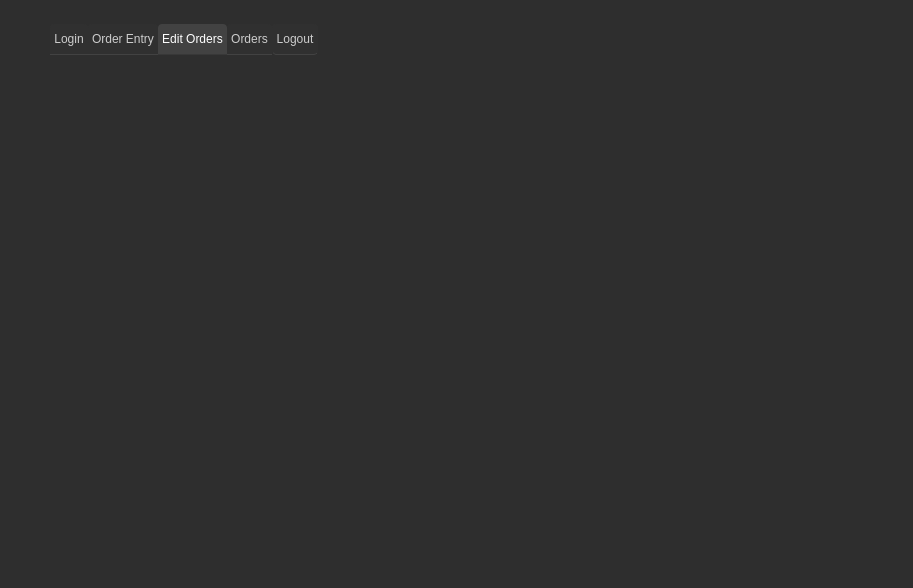
Above: assets/ui/booking.ui from JinxSeven/retail-manager-lite before the change. Below: the same form after it.
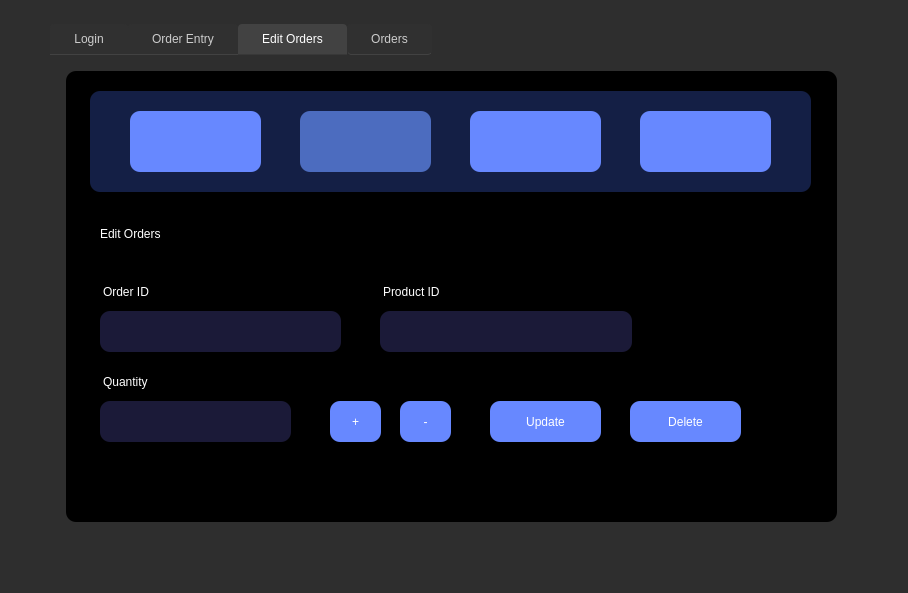
That is the form after the change. The open tabs and pages were chosen to show the change. Icons and pictures are not drawn.

```diff
--- a/assets/ui/booking.ui
+++ b/assets/ui/booking.ui
@@ -6,8 +6,8 @@
    <rect>
     <x>0</x>
     <y>0</y>
-    <width>913</width>
-    <height>588</height>
+    <width>908</width>
+    <height>593</height>
    </rect>
   </property>
   <property name="windowTitle">
@@ -59,7 +59,7 @@
   border-bottom: 1px solid #424242; /* Separator between tabs */
   background-color: #303030; /* Slightly lighter background for inactive tabs */
   color: #ccc; /* Lighter text color for inactive tabs */
-  padding: 8px 4px; /* Adjust padding for better spacing */
+  padding: 8px 24px; /* Adjust padding for better spacing */
   border-top-left-radius: 4px;
   border-top-right-radius: 4px;
   font: 8.5pt &quot;Poppins&quot;;
@@ -129,6 +129,9 @@
 }
 </string>
     </property>
+    <property name="tabShape">
+     <enum>QTabWidget::Rounded</enum>
+    </property>
     <property name="currentIndex">
      <number>1</number>
     </property>
@@ -699,16 +702,732 @@
      <attribute name="title">
       <string>Edit Orders</string>
      </attribute>
+     <widget class="QPushButton" name="logout_2">
+      <property name="geometry">
+       <rect>
+        <x>590</x>
+        <y>60</y>
+        <width>131</width>
+        <height>61</height>
+       </rect>
+      </property>
+      <property name="toolTip">
+       <string>Logout</string>
+      </property>
+      <property name="styleSheet">
+       <string notr="true">QPushButton#logout_2 {
+background-color: #6788FF; /* Background color */
+font: 63 11pt &quot;Poppins SemiBold&quot;;
+color: white; /* Text color */
+padding: 10px 20px; /* Padding for the button */
+border: none; /* Remove default button border */
+border-radius: 10px; /* Add some border-radius for a rounded appearance */
+}
+QPushButton#logout_2:hover {
+cursor: pointer; /* Change cursor to pointer on hover */
+background-color: #4c6cbf;
+}</string>
+      </property>
+      <property name="text">
+       <string/>
+      </property>
+      <property name="icon">
+       <iconset>
+        <normaloff>../icons/logout.png</normaloff>../icons/logout.png</iconset>
+      </property>
+      <property name="iconSize">
+       <size>
+        <width>75</width>
+        <height>75</height>
+       </size>
+      </property>
+     </widget>
+     <widget class="QPushButton" name="order_entry_2">
+      <property name="geometry">
+       <rect>
+        <x>80</x>
+        <y>60</y>
+        <width>131</width>
+        <height>61</height>
+       </rect>
+      </property>
+      <property name="toolTip">
+       <string>Order Entry</string>
+      </property>
+      <property name="styleSheet">
+       <string notr="true">QPushButton#order_entry_2 {
+background-color: #6788FF; /* Background color */
+font: 63 11pt &quot;Poppins SemiBold&quot;;
+color: white; /* Text color */
+padding: 10px 20px; /* Padding for the button */
+border: none; /* Remove default button border */
+border-radius: 10px; /* Add some border-radius for a rounded appearance */
+}
+QPushButton#order_entry_2:hover {
+cursor: pointer; /* Change cursor to pointer on hover */
+background-color: #4c6cbf;
+}</string>
+      </property>
+      <property name="text">
+       <string/>
+      </property>
+      <property name="icon">
+       <iconset>
+        <normaloff>../icons/order_entry.png</normaloff>../icons/order_entry.png</iconset>
+      </property>
+      <property name="iconSize">
+       <size>
+        <width>75</width>
+        <height>75</height>
+       </size>
+      </property>
+     </widget>
+     <widget class="QColumnView" name="columnView_5">
+      <property name="geometry">
+       <rect>
+        <x>16</x>
+        <y>20</y>
+        <width>771</width>
+        <height>451</height>
+       </rect>
+      </property>
+      <property name="styleSheet">
+       <string notr="true">background-color:rgb(0, 0, 0);
+border-radius: 10px;</string>
+      </property>
+     </widget>
+     <widget class="QColumnView" name="columnView_6">
+      <property name="geometry">
+       <rect>
+        <x>40</x>
+        <y>40</y>
+        <width>721</width>
+        <height>101</height>
+       </rect>
+      </property>
+      <property name="styleSheet">
+       <string notr="true">background-color:rgb(20, 31, 69);
+border-radius: 10px;</string>
+      </property>
+     </widget>
+     <widget class="QPushButton" name="orders_2">
+      <property name="geometry">
+       <rect>
+        <x>420</x>
+        <y>60</y>
+        <width>131</width>
+        <height>61</height>
+       </rect>
+      </property>
+      <property name="toolTip">
+       <string>Orders</string>
+      </property>
+      <property name="styleSheet">
+       <string notr="true">QPushButton#orders_2 {
+background-color: #6788FF; /* Background color */
+font: 63 11pt &quot;Poppins SemiBold&quot;;
+color: white; /* Text color */
+padding: 10px 20px; /* Padding for the button */
+border: none; /* Remove default button border */
+border-radius: 10px; /* Add some border-radius for a rounded appearance */
+}
+QPushButton#orders_2:hover {
+cursor: pointer; /* Change cursor to pointer on hover */
+background-color: #4c6cbf;
+}</string>
+      </property>
+      <property name="text">
+       <string/>
+      </property>
+      <property name="icon">
+       <iconset>
+        <normaloff>../icons/orders.png</normaloff>../icons/orders.png</iconset>
+      </property>
+      <property name="iconSize">
+       <size>
+        <width>75</width>
+        <height>75</height>
+       </size>
+      </property>
+     </widget>
+     <widget class="QPushButton" name="edit_orders_2">
+      <property name="geometry">
+       <rect>
+        <x>250</x>
+        <y>60</y>
+        <width>131</width>
+        <height>61</height>
+       </rect>
+      </property>
+      <property name="toolTip">
+       <string>Edit Orders</string>
+      </property>
+      <property name="styleSheet">
+       <string notr="true">QPushButton#edit_orders_2 {
+background-color: #4c6cbf; /* Background color */
+font: 63 11pt &quot;Poppins SemiBold&quot;;
+color: white; /* Text color */
+padding: 10px 20px; /* Padding for the button */
+border: none; /* Remove default button border */
+border-radius: 10px; /* Add some border-radius for a rounded appearance */
+}
+QPushButton#edit_orders_2:hover {
+cursor: pointer; /* Change cursor to pointer on hover */
+background-color: #4c6cbf;
+}</string>
+      </property>
+      <property name="text">
+       <string/>
+      </property>
+      <property name="icon">
+       <iconset>
+        <normaloff>../icons/edit_order.png</normaloff>../icons/edit_order.png</iconset>
+      </property>
+      <property name="iconSize">
+       <size>
+        <width>75</width>
+        <height>75</height>
+       </size>
+      </property>
+     </widget>
+     <widget class="QLabel" name="eo_instruction_2">
+      <property name="geometry">
+       <rect>
+        <x>53</x>
+        <y>310</y>
+        <width>191</width>
+        <height>41</height>
+       </rect>
+      </property>
+      <property name="styleSheet">
+       <string notr="true">background-color:rgba(255, 255, 255, 0);
+font: 63 11pt &quot;Poppins SemiBold&quot;;
+color: white</string>
+      </property>
+      <property name="text">
+       <string>Quantity</string>
+      </property>
+     </widget>
+     <widget class="QLabel" name="eo_instruction_3">
+      <property name="geometry">
+       <rect>
+        <x>333</x>
+        <y>220</y>
+        <width>101</width>
+        <height>41</height>
+       </rect>
+      </property>
+      <property name="styleSheet">
+       <string notr="true">background-color:rgba(255, 255, 255, 0);
+font: 63 11pt &quot;Poppins SemiBold&quot;;
+color: white</string>
+      </property>
+      <property name="text">
+       <string>Product ID</string>
+      </property>
+     </widget>
+     <widget class="QLineEdit" name="eo_input_3">
+      <property name="geometry">
+       <rect>
+        <x>330</x>
+        <y>260</y>
+        <width>252</width>
+        <height>41</height>
+       </rect>
+      </property>
+      <property name="styleSheet">
+       <string notr="true">color: white;
+font: 14pt &quot;Poppins&quot;;
+border-radius: 10px;
+background-color:rgb(27, 26, 56);
+padding:10px;</string>
+      </property>
+      <property name="text">
+       <string/>
+      </property>
+      <property name="echoMode">
+       <enum>QLineEdit::Normal</enum>
+      </property>
+     </widget>
+     <widget class="QLineEdit" name="eo_input_2">
+      <property name="geometry">
+       <rect>
+        <x>50</x>
+        <y>350</y>
+        <width>191</width>
+        <height>41</height>
+       </rect>
+      </property>
+      <property name="styleSheet">
+       <string notr="true">color: white;
+font: 14pt &quot;Poppins&quot;;
+border-radius: 10px;
+background-color:rgb(27, 26, 56);
+padding:10px;</string>
+      </property>
+      <property name="text">
+       <string/>
+      </property>
+      <property name="echoMode">
+       <enum>QLineEdit::Normal</enum>
+      </property>
+     </widget>
+     <widget class="QPushButton" name="eo_button">
+      <property name="geometry">
+       <rect>
+        <x>280</x>
+        <y>350</y>
+        <width>51</width>
+        <height>41</height>
+       </rect>
+      </property>
+      <property name="styleSheet">
+       <string notr="true">QPushButton#eo_button {
+background-color: #6788FF; /* Background color */
+font: 63 11pt &quot;Poppins SemiBold&quot;;
+color: white; /* Text color */
+padding: 10px 20px; /* Padding for the button */
+border: none; /* Remove default button border */
+border-radius: 10px; /* Add some border-radius for a rounded appearance */
+}
+QPushButton#eo_button:hover {
+cursor: pointer; /* Change cursor to pointer on hover */
+background-color: #4c6cbf;
+}</string>
+      </property>
+      <property name="text">
+       <string>+</string>
+      </property>
+     </widget>
+     <widget class="QLabel" name="eo_head">
+      <property name="geometry">
+       <rect>
+        <x>50</x>
+        <y>152</y>
+        <width>241</width>
+        <height>61</height>
+       </rect>
+      </property>
+      <property name="styleSheet">
+       <string notr="true">background-color:rgba(255, 255, 255, 0);
+font: 63 30pt &quot;Poppins SemiBold&quot;;
+color: white</string>
+      </property>
+      <property name="text">
+       <string>Edit Orders</string>
+      </property>
+     </widget>
+     <widget class="QLabel" name="eo_instruction_1">
+      <property name="geometry">
+       <rect>
+        <x>53</x>
+        <y>220</y>
+        <width>141</width>
+        <height>41</height>
+       </rect>
+      </property>
+      <property name="styleSheet">
+       <string notr="true">background-color:rgba(255, 255, 255, 0);
+font: 63 11pt &quot;Poppins SemiBold&quot;;
+color: white</string>
+      </property>
+      <property name="text">
+       <string>Order ID</string>
+      </property>
+     </widget>
+     <widget class="QPushButton" name="eo_button_2">
+      <property name="geometry">
+       <rect>
+        <x>350</x>
+        <y>350</y>
+        <width>51</width>
+        <height>41</height>
+       </rect>
+      </property>
+      <property name="styleSheet">
+       <string notr="true">QPushButton#eo_button_2 {
+background-color: #6788FF; /* Background color */
+font: 63 11pt &quot;Poppins SemiBold&quot;;
+color: white; /* Text color */
+padding: 10px 20px; /* Padding for the button */
+border: none; /* Remove default button border */
+border-radius: 10px; /* Add some border-radius for a rounded appearance */
+}
+QPushButton#eo_button_2:hover {
+cursor: pointer; /* Change cursor to pointer on hover */
+background-color: #4c6cbf;
+}</string>
+      </property>
+      <property name="text">
+       <string>-</string>
+      </property>
+     </widget>
+     <widget class="QPushButton" name="eo_button_3">
+      <property name="geometry">
+       <rect>
+        <x>440</x>
+        <y>350</y>
+        <width>111</width>
+        <height>41</height>
+       </rect>
+      </property>
+      <property name="styleSheet">
+       <string notr="true">QPushButton#eo_button_3 {
+background-color: #6788FF; /* Background color */
+font: 63 11pt &quot;Poppins SemiBold&quot;;
+color: white; /* Text color */
+padding: 10px 20px; /* Padding for the button */
+border: none; /* Remove default button border */
+border-radius: 10px; /* Add some border-radius for a rounded appearance */
+}
+QPushButton#eo_button_3:hover {
+cursor: pointer; /* Change cursor to pointer on hover */
+background-color: #4c6cbf;
+}</string>
+      </property>
+      <property name="text">
+       <string>Update</string>
+      </property>
+     </widget>
+     <widget class="QPushButton" name="eo_button_4">
+      <property name="geometry">
+       <rect>
+        <x>580</x>
+        <y>350</y>
+        <width>111</width>
+        <height>41</height>
+       </rect>
+      </property>
+      <property name="styleSheet">
+       <string notr="true">QPushButton#eo_button_4 {
+background-color: #6788FF; /* Background color */
+font: 63 11pt &quot;Poppins SemiBold&quot;;
+color: white; /* Text color */
+padding: 10px 20px; /* Padding for the button */
+border: none; /* Remove default button border */
+border-radius: 10px; /* Add some border-radius for a rounded appearance */
+}
+QPushButton#eo_button_4:hover {
+cursor: pointer; /* Change cursor to pointer on hover */
+background-color: #4c6cbf;
+}</string>
+      </property>
+      <property name="text">
+       <string>Delete</string>
+      </property>
+     </widget>
+     <widget class="QLineEdit" name="eo_input_4">
+      <property name="geometry">
+       <rect>
+        <x>50</x>
+        <y>260</y>
+        <width>241</width>
+        <height>41</height>
+       </rect>
+      </property>
+      <property name="styleSheet">
+       <string notr="true">color: white;
+font: 14pt &quot;Poppins&quot;;
+border-radius: 10px;
+background-color:rgb(27, 26, 56);
+padding:10px;</string>
+      </property>
+      <property name="text">
+       <string/>
+      </property>
+      <property name="echoMode">
+       <enum>QLineEdit::Normal</enum>
+      </property>
+     </widget>
+     <zorder>columnView_5</zorder>
+     <zorder>columnView_6</zorder>
+     <zorder>orders_2</zorder>
+     <zorder>edit_orders_2</zorder>
+     <zorder>order_entry_2</zorder>
+     <zorder>logout_2</zorder>
+     <zorder>eo_instruction_2</zorder>
+     <zorder>eo_instruction_3</zorder>
+     <zorder>eo_input_3</zorder>
+     <zorder>eo_input_2</zorder>
+     <zorder>eo_button</zorder>
+     <zorder>eo_head</zorder>
+     <zorder>eo_instruction_1</zorder>
+     <zorder>eo_button_2</zorder>
+     <zorder>eo_button_3</zorder>
+     <zorder>eo_button_4</zorder>
+     <zorder>eo_input_4</zorder>
     </widget>
     <widget class="QWidget" name="tab_4">
      <attribute name="title">
       <string>Orders</string>
      </attribute>
-    </widget>
-    <widget class="QWidget" name="tab_9">
-     <attribute name="title">
-      <string>Logout</string>
-     </attribute>
+     <widget class="QPushButton" name="logout_3">
+      <property name="geometry">
+       <rect>
+        <x>590</x>
+        <y>60</y>
+        <width>131</width>
+        <height>61</height>
+       </rect>
+      </property>
+      <property name="toolTip">
+       <string>Logout</string>
+      </property>
+      <property name="styleSheet">
+       <string notr="true">QPushButton#logout_3 {
+background-color: #6788FF; /* Background color */
+font: 63 11pt &quot;Poppins SemiBold&quot;;
+color: white; /* Text color */
+padding: 10px 20px; /* Padding for the button */
+border: none; /* Remove default button border */
+border-radius: 10px; /* Add some border-radius for a rounded appearance */
+}
+QPushButton#logout_3:hover {
+cursor: pointer; /* Change cursor to pointer on hover */
+background-color: #4c6cbf;
+}</string>
+      </property>
+      <property name="text">
+       <string/>
+      </property>
+      <property name="icon">
+       <iconset>
+        <normaloff>../icons/logout.png</normaloff>../icons/logout.png</iconset>
+      </property>
+      <property name="iconSize">
+       <size>
+        <width>75</width>
+        <height>75</height>
+       </size>
+      </property>
+     </widget>
+     <widget class="QPushButton" name="order_entry_3">
+      <property name="geometry">
+       <rect>
+        <x>80</x>
+        <y>60</y>
+        <width>131</width>
+        <height>61</height>
+       </rect>
+      </property>
+      <property name="toolTip">
+       <string>Order Entry</string>
+      </property>
+      <property name="toolTipDuration">
+       <number>-1</number>
+      </property>
+      <property name="styleSheet">
+       <string notr="true">QPushButton#order_entry_3 {
+background-color: #6788FF; /* Background color */
+font: 63 11pt &quot;Poppins SemiBold&quot;;
+color: white; /* Text color */
+padding: 10px 20px; /* Padding for the button */
+border: none; /* Remove default button border */
+border-radius: 10px; /* Add some border-radius for a rounded appearance */
+}
+QPushButton#order_entry_3:hover {
+cursor: pointer; /* Change cursor to pointer on hover */
+background-color: #4c6cbf;
+}</string>
+      </property>
+      <property name="text">
+       <string/>
+      </property>
+      <property name="icon">
+       <iconset>
+        <normaloff>../icons/order_entry.png</normaloff>../icons/order_entry.png</iconset>
+      </property>
+      <property name="iconSize">
+       <size>
+        <width>75</width>
+        <height>75</height>
+       </size>
+      </property>
+     </widget>
+     <widget class="QColumnView" name="columnView_7">
+      <property name="geometry">
+       <rect>
+        <x>16</x>
+        <y>20</y>
+        <width>771</width>
+        <height>451</height>
+       </rect>
+      </property>
+      <property name="styleSheet">
+       <string notr="true">background-color:rgb(0, 0, 0);
+border-radius: 10px;</string>
+      </property>
+     </widget>
+     <widget class="QColumnView" name="columnView_8">
+      <property name="geometry">
+       <rect>
+        <x>40</x>
+        <y>40</y>
+        <width>721</width>
+        <height>101</height>
+       </rect>
+      </property>
+      <property name="styleSheet">
+       <string notr="true">background-color:rgb(20, 31, 69);
+border-radius: 10px;</string>
+      </property>
+     </widget>
+     <widget class="QPushButton" name="orders_3">
+      <property name="geometry">
+       <rect>
+        <x>420</x>
+        <y>60</y>
+        <width>131</width>
+        <height>61</height>
+       </rect>
+      </property>
+      <property name="toolTip">
+       <string>Orders</string>
+      </property>
+      <property name="toolTipDuration">
+       <number>-1</number>
+      </property>
+      <property name="styleSheet">
+       <string notr="true">QPushButton#orders_3 {
+background-color: #4c6cbf; /* Background color */
+font: 63 11pt &quot;Poppins SemiBold&quot;;
+color: white; /* Text color */
+padding: 10px 20px; /* Padding for the button */
+border: none; /* Remove default button border */
+border-radius: 10px; /* Add some border-radius for a rounded appearance */
+}
+QPushButton#orders_3:hover {
+cursor: pointer; /* Change cursor to pointer on hover */
+background-color: #4c6cbf;
+}</string>
+      </property>
+      <property name="text">
+       <string/>
+      </property>
+      <property name="icon">
+       <iconset>
+        <normaloff>../icons/orders.png</normaloff>../icons/orders.png</iconset>
+      </property>
+      <property name="iconSize">
+       <size>
+        <width>75</width>
+        <height>75</height>
+       </size>
+      </property>
+     </widget>
+     <widget class="QPushButton" name="edit_orders_3">
+      <property name="geometry">
+       <rect>
+        <x>250</x>
+        <y>60</y>
+        <width>131</width>
+        <height>61</height>
+       </rect>
+      </property>
+      <property name="toolTip">
+       <string>Edit Orders</string>
+      </property>
+      <property name="styleSheet">
+       <string notr="true">QPushButton#edit_orders_3 {
+background-color: #6788FF; /* Background color */
+font: 63 11pt &quot;Poppins SemiBold&quot;;
+color: white; /* Text color */
+padding: 10px 20px; /* Padding for the button */
+border: none; /* Remove default button border */
+border-radius: 10px; /* Add some border-radius for a rounded appearance */
+}
+QPushButton#edit_orders_3:hover {
+cursor: pointer; /* Change cursor to pointer on hover */
+background-color: #4c6cbf;
+}</string>
+      </property>
+      <property name="text">
+       <string/>
+      </property>
+      <property name="icon">
+       <iconset>
+        <normaloff>../icons/edit_order.png</normaloff>../icons/edit_order.png</iconset>
+      </property>
+      <property name="iconSize">
+       <size>
+        <width>75</width>
+        <height>75</height>
+       </size>
+      </property>
+     </widget>
+     <widget class="QLabel" name="o_head">
+      <property name="geometry">
+       <rect>
+        <x>50</x>
+        <y>152</y>
+        <width>241</width>
+        <height>61</height>
+       </rect>
+      </property>
+      <property name="styleSheet">
+       <string notr="true">background-color:rgba(255, 255, 255, 0);
+font: 63 30pt &quot;Poppins SemiBold&quot;;
+color: white</string>
+      </property>
+      <property name="text">
+       <string>Orders</string>
+      </property>
+     </widget>
+     <widget class="QTableWidget" name="orders_table">
+      <property name="geometry">
+       <rect>
+        <x>40</x>
+        <y>210</y>
+        <width>721</width>
+        <height>241</height>
+       </rect>
+      </property>
+      <property name="cursor" stdset="0">
+       <cursorShape>SizeVerCursor</cursorShape>
+      </property>
+      <property name="styleSheet">
+       <string notr="true">border-radius:10px</string>
+      </property>
+     </widget>
+     <widget class="QDateEdit" name="dateEdit">
+      <property name="geometry">
+       <rect>
+        <x>620</x>
+        <y>161</y>
+        <width>141</width>
+        <height>31</height>
+       </rect>
+      </property>
+      <property name="styleSheet">
+       <string notr="true">border-radius: 10px;
+background-color:rgb(27, 26, 56);
+padding:10px;
+color:white;
+font: 8pt &quot;Poppins&quot;;</string>
+      </property>
+      <property name="displayFormat">
+       <string>yyyy-MM-dd</string>
+      </property>
+      <property name="calendarPopup">
+       <bool>true</bool>
+      </property>
+      <property name="date">
+       <date>
+        <year>2024</year>
+        <month>5</month>
+        <day>1</day>
+       </date>
+      </property>
+     </widget>
+     <zorder>columnView_7</zorder>
+     <zorder>columnView_8</zorder>
+     <zorder>orders_3</zorder>
+     <zorder>edit_orders_3</zorder>
+     <zorder>logout_3</zorder>
+     <zorder>order_entry_3</zorder>
+     <zorder>o_head</zorder>
+     <zorder>orders_table</zorder>
+     <zorder>dateEdit</zorder>
     </widget>
    </widget>
   </widget>
```
Left out of the diff: 111 changed lines with no effect on the pictures.
